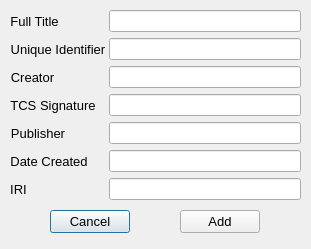
Before: the Qt Designer form src/newsensudialog.ui in kopolzin/bioimages-collection-manager, drawn with Qt 5.
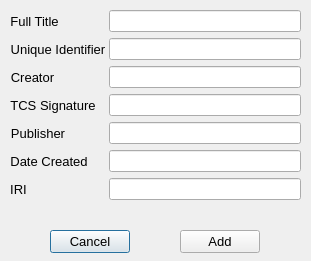
After: the same form once the commit is applied.

Patch:
```diff
--- a/src/newsensudialog.ui
+++ b/src/newsensudialog.ui
@@ -7,7 +7,7 @@
     <x>0</x>
     <y>0</y>
     <width>311</width>
-    <height>249</height>
+    <height>261</height>
    </rect>
   </property>
   <property name="windowTitle">
@@ -17,7 +17,7 @@
    <property name="geometry">
     <rect>
      <x>50</x>
-     <y>210</y>
+     <y>230</y>
      <width>80</width>
      <height>23</height>
     </rect>
@@ -37,7 +37,7 @@
      <x>10</x>
      <y>10</y>
      <width>291</width>
-     <height>191</height>
+     <height>211</height>
     </rect>
    </property>
    <layout class="QFormLayout" name="formLayout">
@@ -186,7 +186,7 @@
    <property name="geometry">
     <rect>
      <x>180</x>
-     <y>210</y>
+     <y>230</y>
      <width>80</width>
      <height>23</height>
     </rect>
```
